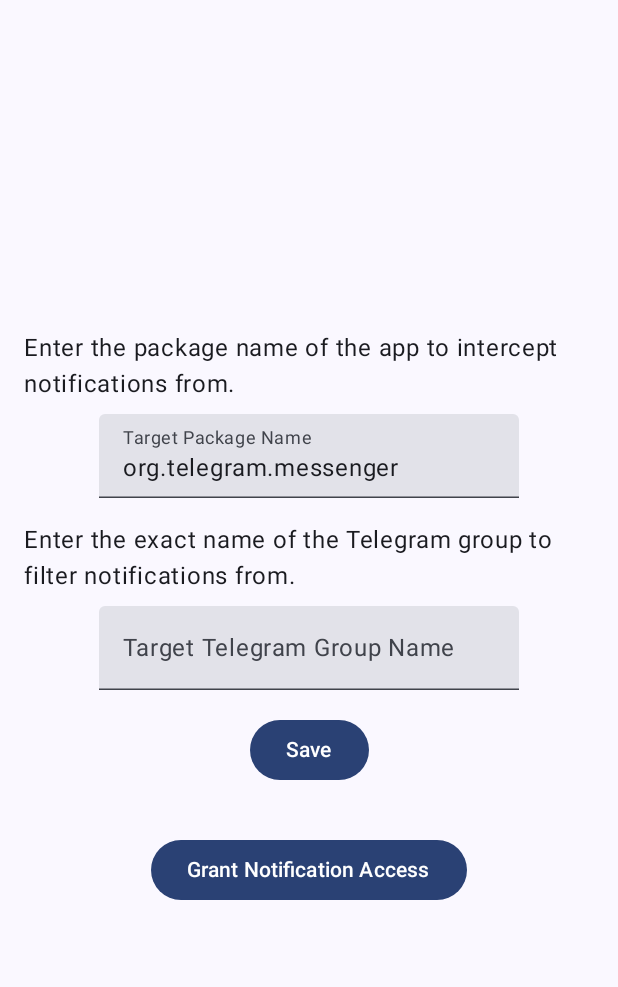
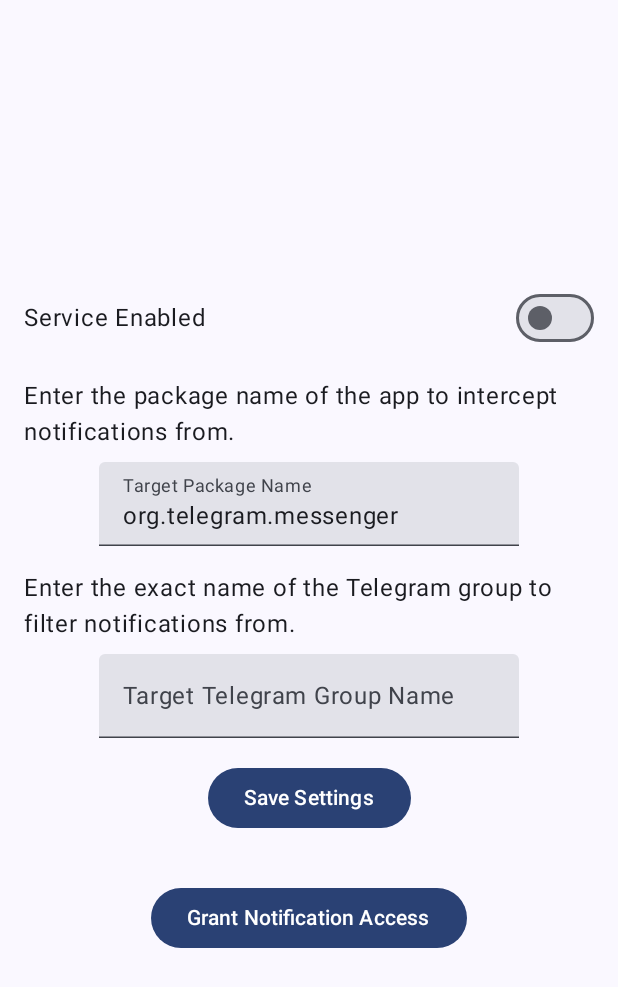
Before and after one commit to koikahin/telegram-notification-checker, an Android app built with Jetpack Compose: the screen it shows after launch (MainActivity), on a phone screen of 412 x 824 dp. Shown: the top 987 px of the screen. Run offline under Robolectric (Android 15) with nearby library versions, the phone set to English and light mode, and no system bars.

Commit message:
add off on button

```diff
--- a/app/src/main/java/com/example/notificationinterceptor/ui/MainScreen.kt
+++ b/app/src/main/java/com/example/notificationinterceptor/ui/MainScreen.kt
@@ -6,6 +6,7 @@ import android.provider.Settings
 import androidx.compose.foundation.layout.*
 import androidx.compose.material3.Button
 import androidx.compose.material3.ExperimentalMaterial3Api
+import androidx.compose.material3.Switch
 import androidx.compose.material3.Text
 import androidx.compose.material3.TextField
 import androidx.compose.runtime.*
@@ -13,9 +14,11 @@ import androidx.compose.ui.Alignment
 import androidx.compose.ui.Modifier
 import androidx.compose.ui.platform.LocalContext
 import androidx.compose.ui.unit.dp
+import androidx.datastore.preferences.core.booleanPreferencesKey
 import androidx.datastore.preferences.core.edit
 import androidx.datastore.preferences.core.stringPreferencesKey
 import com.example.notificationinterceptor.dataStore
+import kotlinx.coroutines.flow.map
 import kotlinx.coroutines.launch
 
 @OptIn(ExperimentalMaterial3Api::class)
@@ -26,6 +29,22 @@ fun MainScreen() {
 
     var targetPackageName by remember { mutableStateOf("org.telegram.messenger") }
     var targetGroupName by remember { mutableStateOf("") }
+    var serviceEnabled by remember { mutableStateOf(false) }
+
+    // Load settings from DataStore
+    LaunchedEffect(Unit) {
+        context.dataStore.data.map {
+            it[stringPreferencesKey("target_package_name")] ?: "org.telegram.messenger"
+        }.collect { targetPackageName = it }
+
+        context.dataStore.data.map {
+            it[stringPreferencesKey("target_group_name")] ?: ""
+        }.collect { targetGroupName = it }
+
+        context.dataStore.data.map {
+            it[booleanPreferencesKey("service_enabled")] ?: false
+        }.collect { serviceEnabled = it }
+    }
 
     Column(
         modifier = Modifier
@@ -34,6 +53,25 @@ fun MainScreen() {
         horizontalAlignment = Alignment.CenterHorizontally,
         verticalArrangement = Arrangement.Center
     ) {
+        Row(
+            verticalAlignment = Alignment.CenterVertically,
+            horizontalArrangement = Arrangement.SpaceBetween,
+            modifier = Modifier.fillMaxWidth()
+        ) {
+            Text("Service Enabled")
+            Switch(
+                checked = serviceEnabled,
+                onCheckedChange = {
+                    serviceEnabled = it
+                    coroutineScope.launch {
+                        saveServiceState(context, it)
+                    }
+                }
+            )
+        }
+
+        Spacer(modifier = Modifier.height(16.dp))
+
         Text("Enter the package name of the app to intercept notifications from.")
         Spacer(modifier = Modifier.height(8.dp))
         TextField(
@@ -59,7 +97,7 @@ fun MainScreen() {
                 saveSettings(context, targetPackageName, targetGroupName)
             }
         }) {
-            Text("Save")
+            Text("Save Settings")
         }
 
         Spacer(modifier = Modifier.height(32.dp))
@@ -73,6 +111,12 @@ fun MainScreen() {
     }
 }
 
+private suspend fun saveServiceState(context: Context, enabled: Boolean) {
+    context.dataStore.edit {
+        it[booleanPreferencesKey("service_enabled")] = enabled
+    }
+}
+
 private suspend fun saveSettings(context: Context, targetPackageName: String, targetGroupName: String) {
     context.dataStore.edit {
         it[stringPreferencesKey("target_package_name")] = targetPackageName
```
Also changed, not shown: app/src/main/java/com/example/notificationinterceptor/BootReceiver.kt (+28 -5 lines), app/src/main/java/com/example/notificationinterceptor/NotificationInterceptorService.kt (+13 -3 lines).
